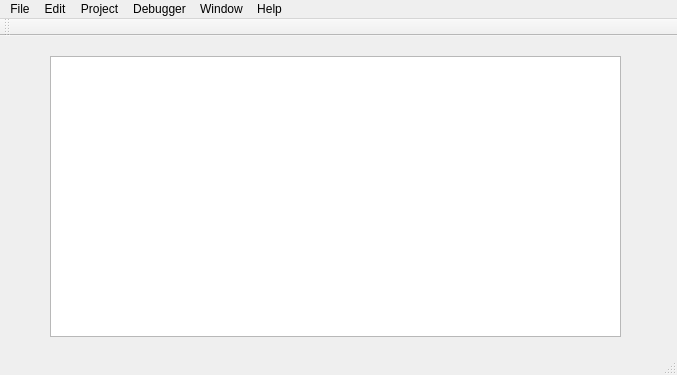
This is IDE/mcleodide.ui in RubyGB/CLEOD as Qt 5 draws it before an edit. The edited form follows.
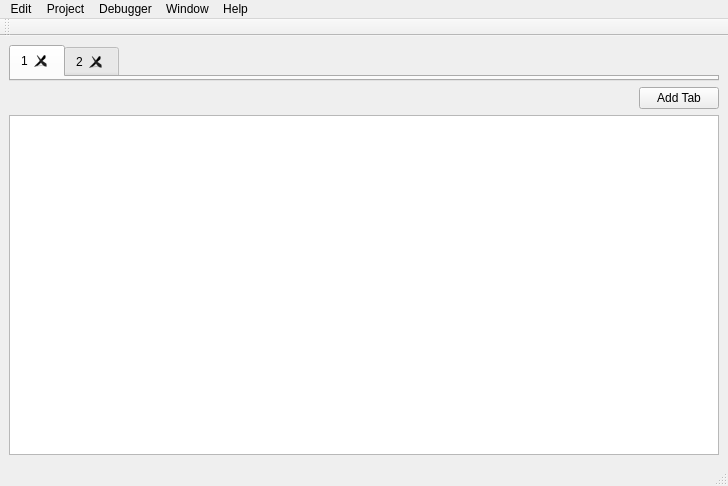
This is the edited form. Icons and pictures are not drawn.

Commit message: create tabs for multiple open files

Diff of the .ui file:
```diff
--- a/IDE/mcleodide.ui
+++ b/IDE/mcleodide.ui
@@ -6,24 +6,90 @@
    <rect>
     <x>0</x>
     <y>0</y>
-    <width>677</width>
-    <height>375</height>
+    <width>728</width>
+    <height>486</height>
    </rect>
   </property>
   <property name="windowTitle">
    <string>McleodIDE</string>
   </property>
   <widget class="QWidget" name="centralwidget">
-   <widget class="QTextEdit" name="textEdit">
-    <property name="geometry">
-     <rect>
-      <x>50</x>
-      <y>20</y>
-      <width>571</width>
-      <height>281</height>
-     </rect>
-    </property>
-   </widget>
+   <layout class="QHBoxLayout" name="horizontalLayout">
+    <item>
+     <layout class="QVBoxLayout" name="verticalLayout">
+      <item>
+       <widget class="QTabWidget" name="tabWidget">
+        <property name="sizePolicy">
+         <sizepolicy hsizetype="Preferred" vsizetype="Fixed">
+          <horstretch>0</horstretch>
+          <verstretch>0</verstretch>
+         </sizepolicy>
+        </property>
+        <property name="tabShape">
+         <enum>QTabWidget::Rounded</enum>
+        </property>
+        <property name="currentIndex">
+         <number>0</number>
+        </property>
+        <property name="iconSize">
+         <size>
+          <width>32</width>
+          <height>32</height>
+         </size>
+        </property>
+        <property name="usesScrollButtons">
+         <bool>true</bool>
+        </property>
+        <property name="documentMode">
+         <bool>false</bool>
+        </property>
+        <property name="tabsClosable">
+         <bool>true</bool>
+        </property>
+        <property name="movable">
+         <bool>true</bool>
+        </property>
+        <property name="tabBarAutoHide">
+         <bool>false</bool>
+        </property>
+        <widget class="QWidget" name="tab">
+         <attribute name="title">
+          <string>1</string>
+         </attribute>
+        </widget>
+        <widget class="QWidget" name="tab_2">
+         <attribute name="title">
+          <string>2</string>
+         </attribute>
+        </widget>
+       </widget>
+      </item>
+      <item alignment="Qt::AlignRight">
+       <widget class="QPushButton" name="pushButton">
+        <property name="sizePolicy">
+         <sizepolicy hsizetype="Fixed" vsizetype="Maximum">
+          <horstretch>0</horstretch>
+          <verstretch>0</verstretch>
+         </sizepolicy>
+        </property>
+        <property name="text">
+         <string>Add Tab</string>
+        </property>
+       </widget>
+      </item>
+      <item>
+       <widget class="QTextEdit" name="textEdit">
+        <property name="sizePolicy">
+         <sizepolicy hsizetype="MinimumExpanding" vsizetype="Preferred">
+          <horstretch>0</horstretch>
+          <verstretch>0</verstretch>
+         </sizepolicy>
+        </property>
+       </widget>
+      </item>
+     </layout>
+    </item>
+   </layout>
   </widget>
   <widget class="QStatusBar" name="statusbar"/>
   <widget class="QToolBar" name="toolBar">
@@ -42,22 +108,10 @@
     <rect>
      <x>0</x>
      <y>0</y>
-     <width>677</width>
+     <width>728</width>
      <height>22</height>
     </rect>
    </property>
-   <widget class="QMenu" name="menuFile">
-    <property name="title">
-     <string>File</string>
-    </property>
-    <addaction name="actionNew"/>
-    <addaction name="actionOpen"/>
-    <addaction name="separator"/>
-    <addaction name="actionSave"/>
-    <addaction name="actionSave_as"/>
-    <addaction name="separator"/>
-    <addaction name="actionExit"/>
-   </widget>
    <widget class="QMenu" name="menuProject">
     <property name="title">
      <string>Project</string>
@@ -98,7 +152,6 @@
     <addaction name="actionWelcome"/>
     <addaction name="actionMcleod_Documentation"/>
    </widget>
-   <addaction name="menuFile"/>
    <addaction name="menuEdit"/>
    <addaction name="menuProject"/>
    <addaction name="menuDebugger"/>
```
The commit also changes 2 other files.
